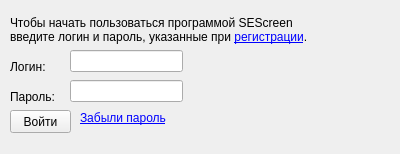
This is login.ui in SEScreen/Client as Qt 5 draws it before an edit. The edited form follows.
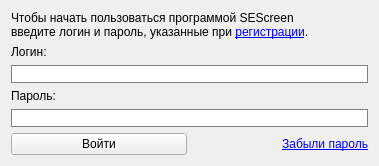
This is the edited form.

Commit message: Форма входа и авторизация

```diff
--- a/login.ui
+++ b/login.ui
@@ -6,107 +6,85 @@
    <rect>
     <x>0</x>
     <y>0</y>
-    <width>400</width>
-    <height>154</height>
+    <width>379</width>
+    <height>162</height>
    </rect>
   </property>
   <property name="maximumSize">
    <size>
     <width>400</width>
-    <height>154</height>
+    <height>200</height>
    </size>
   </property>
   <property name="windowTitle">
    <string>Вход</string>
   </property>
-  <widget class="QLineEdit" name="login">
-   <property name="geometry">
-    <rect>
-     <x>70</x>
-     <y>50</y>
-     <width>113</width>
-     <height>22</height>
-    </rect>
-   </property>
-  </widget>
-  <widget class="QLineEdit" name="password">
-   <property name="geometry">
-    <rect>
-     <x>70</x>
-     <y>80</y>
-     <width>113</width>
-     <height>22</height>
-    </rect>
-   </property>
-   <property name="echoMode">
-    <enum>QLineEdit::Password</enum>
-   </property>
-  </widget>
-  <widget class="QLabel" name="label">
-   <property name="geometry">
-    <rect>
-     <x>10</x>
-     <y>60</y>
-     <width>57</width>
-     <height>14</height>
-    </rect>
-   </property>
-   <property name="text">
-    <string>Логин:</string>
-   </property>
-  </widget>
-  <widget class="QLabel" name="label_2">
-   <property name="geometry">
-    <rect>
-     <x>10</x>
-     <y>90</y>
-     <width>57</width>
-     <height>14</height>
-    </rect>
-   </property>
-   <property name="text">
-    <string>Пароль:</string>
-   </property>
-  </widget>
-  <widget class="QLabel" name="label_3">
-   <property name="geometry">
-    <rect>
-     <x>10</x>
-     <y>10</y>
-     <width>371</width>
-     <height>41</height>
-    </rect>
-   </property>
-   <property name="text">
-    <string>&lt;html&gt;&lt;head/&gt;&lt;body&gt;&lt;p&gt;Чтобы начать пользоваться программой SEScreen&lt;br/&gt; введите логин и пароль, указанные при &lt;a href=&quot;#&quot;&gt;регистрации&lt;/a&gt;.&lt;/p&gt;&lt;/body&gt;&lt;/html&gt;</string>
-   </property>
-  </widget>
-  <widget class="QPushButton" name="entryButton">
-   <property name="geometry">
-    <rect>
-     <x>10</x>
-     <y>110</y>
-     <width>61</width>
-     <height>23</height>
-    </rect>
-   </property>
-   <property name="text">
-    <string>Войти</string>
-   </property>
-  </widget>
-  <widget class="QLabel" name="label_4">
-   <property name="geometry">
-    <rect>
-     <x>80</x>
-     <y>110</y>
-     <width>101</width>
-     <height>16</height>
-    </rect>
-   </property>
-   <property name="text">
-    <string>&lt;html&gt;&lt;head/&gt;&lt;body&gt;&lt;p&gt;&lt;a href=&quot;#&quot;&gt;Забыли пароль&lt;/a&gt;&lt;/p&gt;&lt;/body&gt;&lt;/html&gt;</string>
-   </property>
-  </widget>
+  <property name="styleSheet">
+   <string notr="true">QLineEdit {
+     border: 1px solid gray;
+}
+
+ QLineEdit[error=&quot;true&quot;] {
+     border: 1px solid red;
+}</string>
+  </property>
+  <layout class="QGridLayout" name="gridLayout">
+   <item row="0" column="0" colspan="2">
+    <widget class="QLabel" name="label_3">
+     <property name="text">
+      <string>&lt;html&gt;&lt;head/&gt;&lt;body&gt;&lt;p&gt;Чтобы начать пользоваться программой SEScreen&lt;br/&gt; введите логин и пароль, указанные при &lt;a href=&quot;#&quot;&gt;регистрации&lt;/a&gt;.&lt;/p&gt;&lt;/body&gt;&lt;/html&gt;</string>
+     </property>
+    </widget>
+   </item>
+   <item row="5" column="0">
+    <widget class="QPushButton" name="entryButton">
+     <property name="text">
+      <string>Войти</string>
+     </property>
+    </widget>
+   </item>
+   <item row="2" column="0" colspan="2">
+    <widget class="QLineEdit" name="login">
+     <property name="styleSheet">
+      <string notr="true"> </string>
+     </property>
+    </widget>
+   </item>
+   <item row="4" column="0" colspan="2">
+    <widget class="QLineEdit" name="password">
+     <property name="styleSheet">
+      <string notr="true"/>
+     </property>
+     <property name="echoMode">
+      <enum>QLineEdit::Password</enum>
+     </property>
+    </widget>
+   </item>
+   <item row="5" column="1">
+    <widget class="QLabel" name="label_4">
+     <property name="text">
+      <string>&lt;html&gt;&lt;head/&gt;&lt;body&gt;&lt;p&gt;&lt;a href=&quot;#&quot;&gt;Забыли пароль&lt;/a&gt;&lt;/p&gt;&lt;/body&gt;&lt;/html&gt;</string>
+     </property>
+     <property name="alignment">
+      <set>Qt::AlignRight|Qt::AlignTrailing|Qt::AlignVCenter</set>
+     </property>
+    </widget>
+   </item>
+   <item row="3" column="0" colspan="2">
+    <widget class="QLabel" name="label_2">
+     <property name="text">
+      <string>Пароль:</string>
+     </property>
+    </widget>
+   </item>
+   <item row="1" column="0" colspan="2">
+    <widget class="QLabel" name="label">
+     <property name="text">
+      <string>Логин:</string>
+     </property>
+    </widget>
+   </item>
+  </layout>
  </widget>
  <resources/>
  <connections/>
```
The commit also changes 7 other files.
